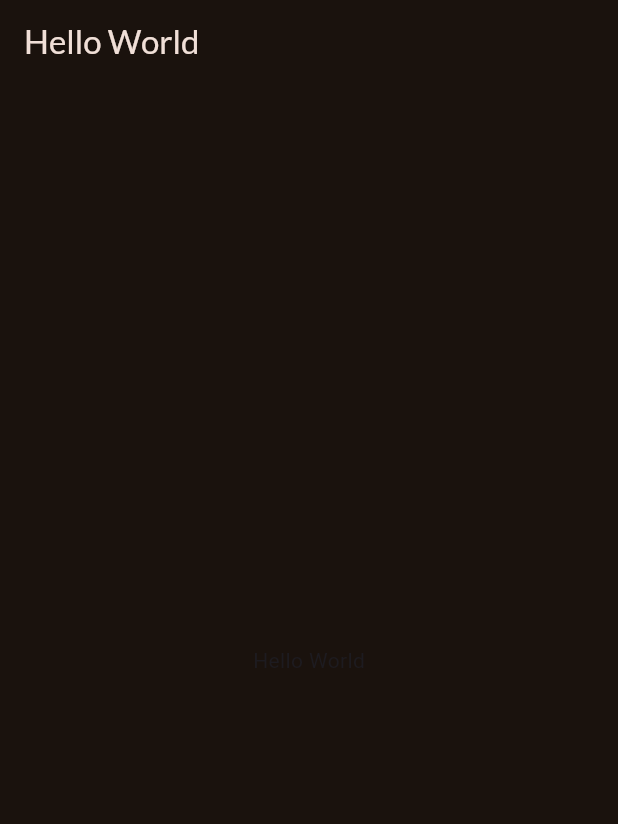
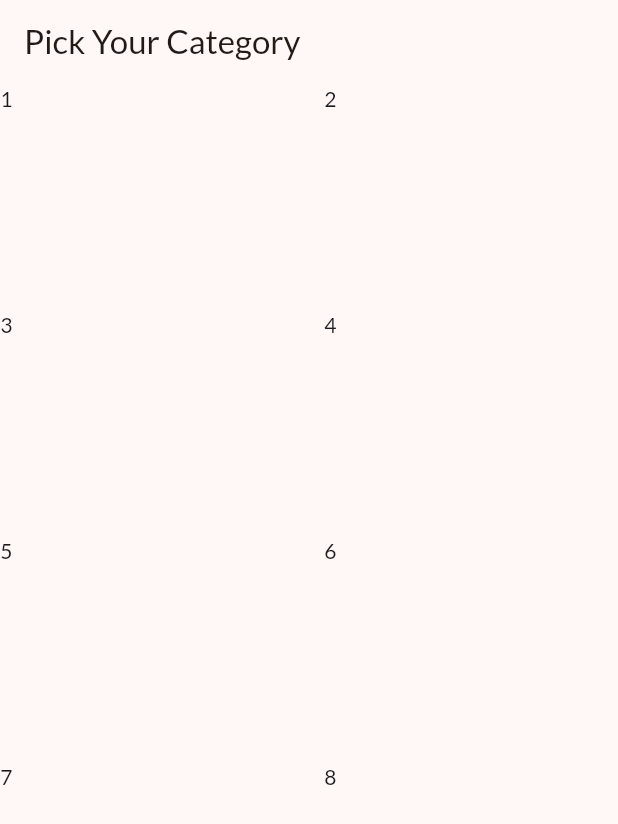
Before and after one commit to natib21/Flutter-Meals_App, a Flutter app: the screen it shows after launch, on a phone screen of 412 x 824 dp. Shown: the top 824 px of the screen. Run offline on Flutter 3.47's test engine with Material 3 defaults, Android fonts, the phone set to English and light mode, and no system bars; our stand-ins replace google_fonts.

Commit message:
Grid View

```diff
--- /dev/null
+++ b/lib/catagories.dart
@@ -0,0 +1,29 @@
+import 'package:flutter/material.dart';
+
+class CatagoriesScreen extends StatelessWidget {
+  CatagoriesScreen({super.key});
+  @override
+  Widget build(BuildContext context) {
+    return Scaffold(
+        appBar: AppBar(
+          title: Text('Pick Your Category'),
+        ),
+        body: GridView(
+          gridDelegate: const SliverGridDelegateWithFixedCrossAxisCount(
+              crossAxisCount: 2,
+              childAspectRatio: 1.5,
+              crossAxisSpacing: 20,
+              mainAxisSpacing: 20),
+          children: const [
+            Text("1"),
+            Text("2"),
+            Text("3"),
+            Text("4"),
+            Text("5"),
+            Text("6"),
+            Text("7"),
+            Text("8"),
+          ],
+        ));
+  }
+}
--- a/lib/main.dart
+++ b/lib/main.dart
@@ -1,11 +1,12 @@
 import 'package:flutter/material.dart';
 import 'package:google_fonts/google_fonts.dart';
+import 'package:meals_app_flutter/catagories.dart';
 
 final theme = ThemeData(
     primarySwatch: Colors.blue,
     visualDensity: VisualDensity.adaptivePlatformDensity,
     colorScheme: ColorScheme.fromSeed(
-        brightness: Brightness.dark,
+        // brightness: Brightness.dark,
         seedColor: Color.fromARGB(255, 131, 57, 0)),
     textTheme: GoogleFonts.latoTextTheme());
 void main() {
@@ -17,15 +18,7 @@ class App extends StatelessWidget {
   Widget build(BuildContext context) {
     return MaterialApp(
       theme: theme,
-      home: Scaffold(
-        appBar: AppBar(
-          title: Text('Hello World'),
-        ),
-        body: Center(
-          child: Text('Hello World',
-              style: Theme.of(context).textTheme.bodyMedium),
-        ),
-      ),
+      home: CatagoriesScreen(),
     );
   }
 }
```
